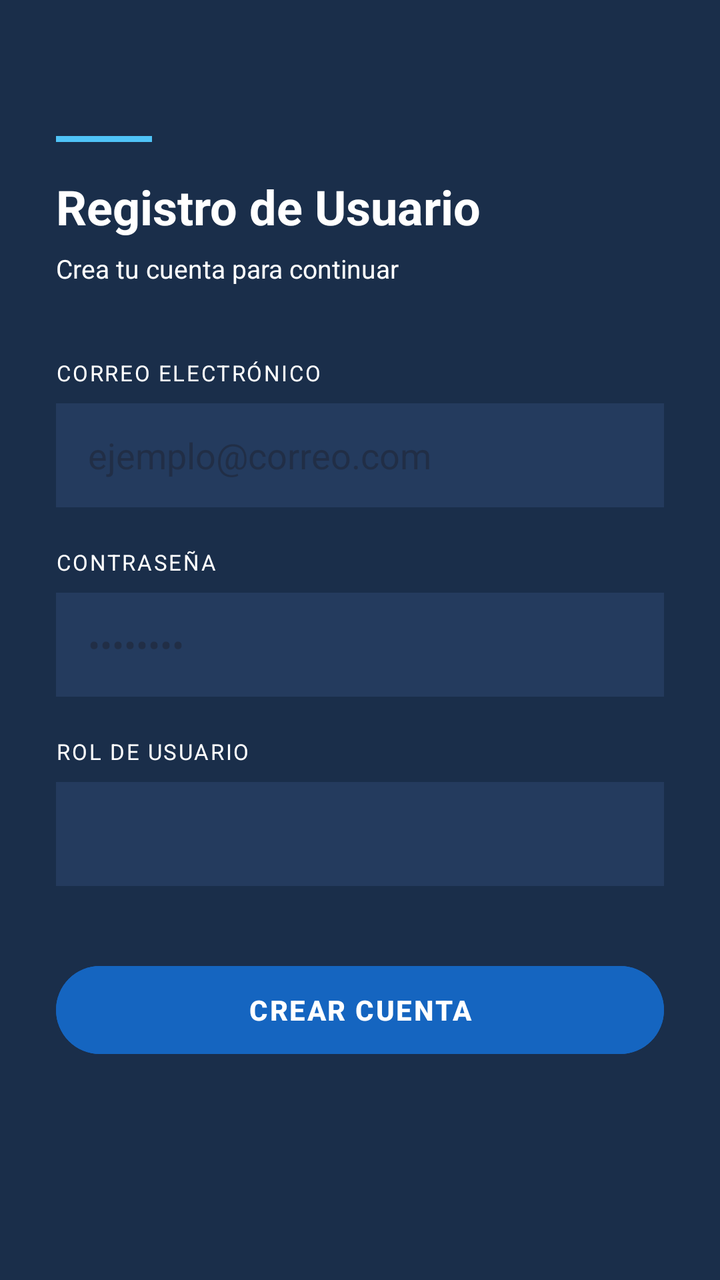
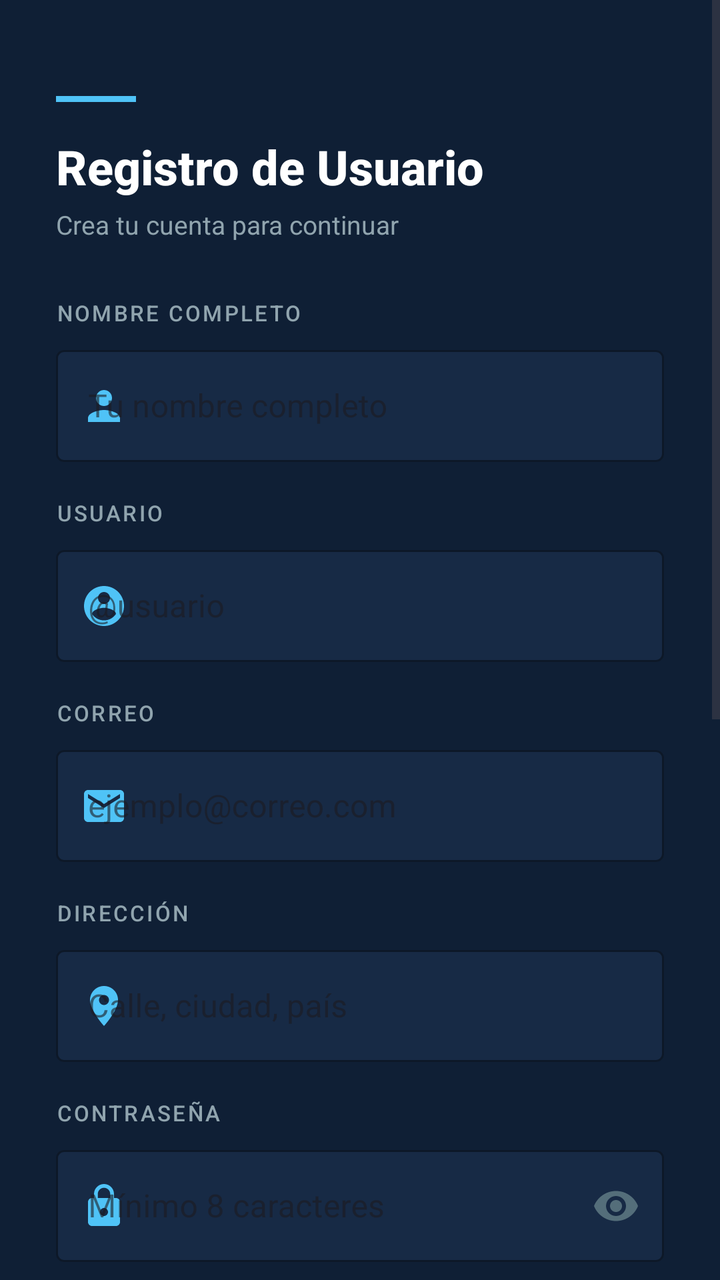

An Android layout rendered at two revisions. The XML below is the earlier revision; the diff shows what the commit changed to produce the second picture.
<!-- AndroidManifest.xml: application theme Theme.StationAdviser -->
<!-- res/layout/activity_register.xml -->
<?xml version="1.0" encoding="utf-8"?>
<ScrollView xmlns:android="http://schemas.android.com/apk/res/android"
    xmlns:tools="http://schemas.android.com/tools"
    android:layout_width="match_parent"
    android:layout_height="match_parent"
    android:background="#1A2E4A"
    tools:context=".Activities.RegisterActivity">

    <LinearLayout
        android:layout_width="match_parent"
        android:layout_height="wrap_content"
        android:orientation="vertical"
        android:padding="28dp">

        
        <View
            android:layout_width="48dp"
            android:layout_height="3dp"
            android:background="#4FC3F7"
            android:layout_marginTop="40dp"
            android:layout_marginBottom="16dp"/>

        <TextView
            android:layout_width="wrap_content"
            android:layout_height="wrap_content"
            android:text="Registro de Usuario"
            android:textSize="24sp"
            android:textStyle="bold"
            android:textColor="#FFFFFF"
            android:layout_marginBottom="6dp"/>

        <TextView
            android:layout_width="wrap_content"
            android:layout_height="wrap_content"
            android:text="Crea tu cuenta para continuar"
            android:textSize="13sp"
            android:textColor="#FFFFFF"
            android:layout_marginBottom="36dp"/>

        
        <TextView
            android:layout_width="wrap_content"
            android:layout_height="wrap_content"
            android:text="CORREO ELECTRÓNICO"
            android:textSize="11sp"
            android:textColor="#FFFFFF"
            android:letterSpacing="0.08"
            android:layout_marginBottom="8dp"/>

        <EditText
            android:id="@+id/editTextEmail"
            android:layout_width="match_parent"
            android:layout_height="52dp"
            android:hint="ejemplo@correo.com"
            android:textColor="#FFFFFF"
            android:inputType="textEmailAddress"
            android:paddingStart="16dp"
            android:paddingEnd="16dp"
            android:background="#243B5E"
            android:layout_marginBottom="20dp"/>

        
        <TextView
            android:layout_width="wrap_content"
            android:layout_height="wrap_content"
            android:text="CONTRASEÑA"
            android:textSize="11sp"
            android:textColor="#FFFFFF"
            android:letterSpacing="0.08"
            android:layout_marginBottom="8dp"/>

        <EditText
            android:id="@+id/editTextPassword"
            android:layout_width="match_parent"
            android:layout_height="52dp"
            android:hint="••••••••"
            android:textColor="#FFFFFF"
            android:inputType="textPassword"
            android:paddingStart="16dp"
            android:paddingEnd="16dp"
            android:background="#243B5E"
            android:layout_marginBottom="20dp"/>

        
        <TextView
            android:layout_width="wrap_content"
            android:layout_height="wrap_content"
            android:text="ROL DE USUARIO"
            android:textSize="11sp"
            android:textColor="#FFFFFF"
            android:letterSpacing="0.08"
            android:layout_marginBottom="8dp"/>

        <Spinner
            android:id="@+id/spinnerRole"
            android:layout_width="match_parent"
            android:layout_height="52dp"
            android:background="#243B5E"
            android:paddingStart="16dp"
            android:paddingEnd="16dp"
            android:layout_marginBottom="36dp"/>

        <Button
            android:id="@+id/buttonRegister"
            android:layout_width="match_parent"
            android:layout_height="52dp"
            android:text="CREAR CUENTA"
            android:textSize="14sp"
            android:textStyle="bold"
            android:textColor="#FFFFFF"
            android:letterSpacing="0.06"
            android:backgroundTint="#1565C0"/>

    </LinearLayout>
</ScrollView>
<!-- resources referenced by this layout -->
<resources>
  <style name="Theme.StationAdviser" parent="Base.Theme.StationAdviser" />
  <style name="Base.Theme.StationAdviser" parent="Theme.Material3.DayNight.NoActionBar">
          
          
      </style>
</resources>

<!-- the commit's change to res/layout/activity_register.xml (unified diff, before → after) -->
@@ -1,115 +1,381 @@
 <?xml version="1.0" encoding="utf-8"?>
 <ScrollView xmlns:android="http://schemas.android.com/apk/res/android"
+    xmlns:app="http://schemas.android.com/apk/res-auto"
     xmlns:tools="http://schemas.android.com/tools"
     android:layout_width="match_parent"
     android:layout_height="match_parent"
-    android:background="#1A2E4A"
+    android:background="#0F1F35"
     tools:context=".Activities.RegisterActivity">
 
     <LinearLayout
         android:layout_width="match_parent"
         android:layout_height="wrap_content"
         android:orientation="vertical"
-        android:padding="28dp">
+        android:paddingLeft="28dp"
+        android:paddingRight="28dp"
+        android:paddingTop="48dp"
+        android:paddingBottom="40dp">
 
         
         <View
-            android:layout_width="48dp"
+            android:layout_width="40dp"
             android:layout_height="3dp"
             android:background="#4FC3F7"
-            android:layout_marginTop="40dp"
             android:layout_marginBottom="16dp"/>
 
         <TextView
-            android:layout_width="wrap_content"
+            android:layout_width="match_parent"
             android:layout_height="wrap_content"
             android:text="Registro de Usuario"
             android:textSize="24sp"
             android:textStyle="bold"
             android:textColor="#FFFFFF"
-            android:layout_marginBottom="6dp"/>
-
-        <TextView
-            android:layout_width="wrap_content"
+            android:fontFamily="sans-serif-medium"/>
+
+        <TextView
+            android:layout_width="match_parent"
             android:layout_height="wrap_content"
             android:text="Crea tu cuenta para continuar"
             android:textSize="13sp"
+            android:textColor="#90A4AE"
+            android:layout_marginBottom="28dp"
+            android:layout_marginTop="4dp"/>
+
+        
+        <TextView
+            android:layout_width="wrap_content"
+            android:layout_height="wrap_content"
+            android:text="NOMBRE COMPLETO"
+            android:textSize="11sp"
+            android:letterSpacing="0.1"
+            android:textColor="#90A4AE"
+            android:layout_marginBottom="6dp"
+            android:fontFamily="sans-serif-medium"/>
+
+        <com.google.android.material.textfield.TextInputLayout
+            android:layout_width="match_parent"
+            android:layout_height="wrap_content"
+            android:hint="Tu nombre completo"
+            android:layout_marginBottom="18dp"
+            style="@style/Widget.MaterialComponents.TextInputLayout.OutlinedBox"
+            app:boxStrokeColor="#2A4A72"
+            app:boxBackgroundColor="#172A45"
+            app:hintTextColor="#4FC3F7"
+            app:startIconDrawable="@drawable/ic_person"
+            app:startIconTint="#4FC3F7">
+
+            <com.google.android.material.textfield.TextInputEditText
+                android:id="@+id/editTextNombre"
+                android:layout_width="match_parent"
+                android:layout_height="56dp"
+                android:textColor="#FFFFFF"
+                android:textColorHint="#546E7A"
+                android:inputType="textPersonName"
+                android:paddingLeft="16dp"
+                android:paddingRight="16dp"/>
+        </com.google.android.material.textfield.TextInputLayout>
+
+        
+        <TextView
+            android:layout_width="wrap_content"
+            android:layout_height="wrap_content"
+            android:text="USUARIO"
+            android:textSize="11sp"
+            android:letterSpacing="0.1"
+            android:textColor="#90A4AE"
+            android:layout_marginBottom="6dp"
+            android:fontFamily="sans-serif-medium"/>
+
+        <com.google.android.material.textfield.TextInputLayout
+            android:layout_width="match_parent"
+            android:layout_height="wrap_content"
+            android:hint="@usuario"
+            android:layout_marginBottom="18dp"
+            style="@style/Widget.MaterialComponents.TextInputLayout.OutlinedBox"
+            app:boxStrokeColor="#2A4A72"
+            app:boxBackgroundColor="#172A45"
+            app:hintTextColor="#4FC3F7"
+            app:startIconDrawable="@drawable/ic_account_circle"
+            app:startIconTint="#4FC3F7">
+
+            <com.google.android.material.textfield.TextInputEditText
+                android:id="@+id/editTextUsuario"
+                android:layout_width="match_parent"
+                android:layout_height="56dp"
+                android:textColor="#FFFFFF"
+                android:textColorHint="#546E7A"
+                android:inputType="text"
+                android:paddingLeft="16dp"
+                android:paddingRight="16dp"/>
+        </com.google.android.material.textfield.TextInputLayout>
+
+        
+        <TextView
+            android:layout_width="wrap_content"
+            android:layout_height="wrap_content"
+            android:text="CORREO"
+            android:textSize="11sp"
+            android:letterSpacing="0.1"
+            android:textColor="#90A4AE"
+            android:layout_marginBottom="6dp"
+            android:fontFamily="sans-serif-medium"/>
+
+        <com.google.android.material.textfield.TextInputLayout
+            android:layout_width="match_parent"
+            android:layout_height="wrap_content"
+            android:hint="ejemplo@correo.com"
+            android:layout_marginBottom="18dp"
+            style="@style/Widget.MaterialComponents.TextInputLayout.OutlinedBox"
+            app:boxStrokeColor="#2A4A72"
+            app:boxBackgroundColor="#172A45"
+            app:hintTextColor="#4FC3F7"
+            app:startIconDrawable="@drawable/ic_email"
+            app:startIconTint="#4FC3F7">
+
+            <com.google.android.material.textfield.TextInputEditText
+                android:id="@+id/editTextEmail"
+                android:layout_width="match_parent"
+                android:layout_height="56dp"
+                android:textColor="#FFFFFF"
+                android:textColorHint="#546E7A"
+                android:inputType="textEmailAddress"
+                android:paddingLeft="16dp"
+                android:paddingRight="16dp"/>
+        </com.google.android.material.textfield.TextInputLayout>
+
+        
+        <TextView
+            android:layout_width="wrap_content"
+            android:layout_height="wrap_content"
+            android:text="DIRECCIÓN"
+            android:textSize="11sp"
+            android:letterSpacing="0.1"
+            android:textColor="#90A4AE"
+            android:layout_marginBottom="6dp"
+            android:fontFamily="sans-serif-medium"/>
+
+        <com.google.android.material.textfield.TextInputLayout
+            android:layout_width="match_parent"
+            android:layout_height="wrap_content"
+            android:hint="Calle, ciudad, país"
+            android:layout_marginBottom="18dp"
+            style="@style/Widget.MaterialComponents.TextInputLayout.OutlinedBox"
+            app:boxStrokeColor="#2A4A72"
+            app:boxBackgroundColor="#172A45"
+            app:hintTextColor="#4FC3F7"
+            app:startIconDrawable="@drawable/ic_location_on"
+            app:startIconTint="#4FC3F7">
+
+            <com.google.android.material.textfield.TextInputEditText
+                android:id="@+id/editTextDireccion"
+                android:layout_width="match_parent"
+                android:layout_height="56dp"
+                android:textColor="#FFFFFF"
+                android:textColorHint="#546E7A"
+                android:inputType="textPostalAddress"
+                android:paddingLeft="16dp"
+                android:paddingRight="16dp"/>
+        </com.google.android.material.textfield.TextInputLayout>
+
+        
+        <TextView
+            android:layout_width="wrap_content"
+            android:layout_height="wrap_content"
+            android:text="CONTRASEÑA"
+            android:textSize="11sp"
+            android:letterSpacing="0.1"
+            android:textColor="#90A4AE"
+            android:layout_marginBottom="6dp"
+            android:fontFamily="sans-serif-medium"/>
+
+        <com.google.android.material.textfield.TextInputLayout
+            android:layout_width="match_parent"
+            android:layout_height="wrap_content"
+            android:hint="Mínimo 8 caracteres"
+            android:layout_marginBottom="18dp"
+            style="@style/Widget.MaterialComponents.TextInputLayout.OutlinedBox"
+            app:boxStrokeColor="#2A4A72"
+            app:boxBackgroundColor="#172A45"
+            app:hintTextColor="#4FC3F7"
+            app:startIconDrawable="@drawable/ic_lock"
+            app:startIconTint="#4FC3F7"
+            app:endIconMode="password_toggle"
+            app:endIconTint="#546E7A">
+
+            <com.google.android.material.textfield.TextInputEditText
+                android:id="@+id/editTextPassword"
+                android:layout_width="match_parent"
+                android:layout_height="56dp"
+                android:textColor="#FFFFFF"
+                android:textColorHint="#546E7A"
+                android:inputType="textPassword"
+                android:paddingLeft="16dp"
+                android:paddingRight="16dp"/>
+        </com.google.android.material.textfield.TextInputLayout>
+
+        
+        <TextView
+            android:layout_width="wrap_content"
+            android:layout_height="wrap_content"
+            android:text="CONFIRMAR CONTRASEÑA"
+            android:textSize="11sp"
+            android:letterSpacing="0.1"
+            android:textColor="#90A4AE"
+            android:layout_marginBottom="6dp"
+            android:fontFamily="sans-serif-medium"/>
+
+        <com.google.android.material.textfield.TextInputLayout
+            android:layout_width="match_parent"
+            android:layout_height="wrap_content"
+            android:hint="Repite tu contraseña"
+            android:layout_marginBottom="18dp"
+            style="@style/Widget.MaterialComponents.TextInputLayout.OutlinedBox"
+            app:boxStrokeColor="#2A4A72"
+            app:boxBackgroundColor="#172A45"
+            app:hintTextColor="#4FC3F7"
+            app:startIconDrawable="@drawable/ic_lock"
+            app:startIconTint="#4FC3F7"
+            app:endIconMode="password_toggle"
+            app:endIconTint="#546E7A">
+
+            <com.google.android.material.textfield.TextInputEditText
+                android:id="@+id/editTextConfirmPassword"
+                android:layout_width="match_parent"
+                android:layout_height="56dp"
+                android:textColor="#FFFFFF"
+                android:textColorHint="#546E7A"
+                android:inputType="textPassword"
+                android:paddingLeft="16dp"
+                android:paddingRight="16dp"/>
+        </com.google.android.material.textfield.TextInputLayout>
+
+        
+        <TextView
+            android:layout_width="wrap_content"
+            android:layout_height="wrap_content"
+            android:text="ROL DE USUARIO"
+            android:textSize="11sp"
+            android:letterSpacing="0.1"
+            android:textColor="#90A4AE"
+            android:layout_marginBottom="6dp"
+            android:fontFamily="sans-serif-medium"/>
+
+        <com.google.android.material.textfield.TextInputLayout
+            android:layout_width="match_parent"
+            android:layout_height="wrap_content"
+            android:hint="Selecciona un rol"
+            android:layout_marginBottom="18dp"
+            style="@style/Widget.MaterialComponents.TextInputLayout.OutlinedBox.ExposedDropdownMenu"
+            app:boxStrokeColor="#2A4A72"
+            app:boxBackgroundColor="#172A45"
+            app:hintTextColor="#4FC3F7"
+            app:startIconDrawable="@drawable/ic_badge"
+            app:startIconTint="#4FC3F7">
+
+            <AutoCompleteTextView
+                android:id="@+id/spinnerRole"
+                android:layout_width="match_parent"
+                android:layout_height="56dp"
+                android:textColor="#FFFFFF"
+                android:textColorHint="#546E7A"
+                android:paddingLeft="16dp"
+                android:paddingRight="16dp"
+                android:inputType="none"/>
+        </com.google.android.material.textfield.TextInputLayout>
+
+        
+        <TextView
+            android:layout_width="wrap_content"
+            android:layout_height="wrap_content"
+            android:text="FECHA DE NACIMIENTO"
+            android:textSize="11sp"
+            android:letterSpacing="0.1"
+            android:textColor="#90A4AE"
+            android:layout_marginBottom="6dp"
+            android:fontFamily="sans-serif-medium"/>
+
+        <com.google.android.material.button.MaterialButton
+            android:id="@+id/buttonFecha"
+            android:layout_width="match_parent"
+            android:layout_height="56dp"
+            android:text="Seleccionar fecha de nacimiento"
+            android:textColor="#90A4AE"
+            android:textSize="14sp"
+            android:gravity="start|center_vertical"
+            android:paddingLeft="16dp"
+            android:paddingRight="16dp"
+            android:layout_marginBottom="18dp"
+            app:backgroundTint="#172A45"
+            app:cornerRadius="4dp"
+            app:strokeColor="#2A4A72"
+            app:strokeWidth="1dp"
+            app:icon="@drawable/ic_calendar_today"
+            app:iconTint="#4FC3F7"
+            app:iconGravity="start"
+            app:iconPadding="12dp"/>
+
+        
+        <TextView
+            android:layout_width="wrap_content"
+            android:layout_height="wrap_content"
+            android:text="GÉNERO"
+            android:textSize="11sp"
+            android:letterSpacing="0.1"
+            android:textColor="#90A4AE"
+            android:layout_marginBottom="10dp"
+            android:fontFamily="sans-serif-medium"/>
+
+        <RadioGroup
+            android:id="@+id/radioGroupGenero"
+            android:layout_width="match_parent"
+            android:layout_height="wrap_content"
+            android:orientation="horizontal"
+            android:layout_marginBottom="28dp">
+
+            <com.google.android.material.radiobutton.MaterialRadioButton
+                android:id="@+id/radioMasculino"
+                android:layout_width="0dp"
+                android:layout_height="wrap_content"
+                android:layout_weight="1"
+                android:text="Masculino"
+                android:textColor="#FFFFFF"
+                android:textSize="13sp"
+                app:buttonTint="#4FC3F7"/>
+
+            <com.google.android.material.radiobutton.MaterialRadioButton
+                android:id="@+id/radioFemenino"
+                android:layout_width="0dp"
+                android:layout_height="wrap_content"
+                android:layout_weight="1"
+                android:text="Femenino"
+                android:textColor="#FFFFFF"
+                android:textSize="13sp"
+                app:buttonTint="#4FC3F7"/>
+
+            <com.google.android.material.radiobutton.MaterialRadioButton
+                android:id="@+id/radioBinario"
+                android:layout_width="0dp"
+                android:layout_height="wrap_content"
+                android:layout_weight="1"
+                android:text="Binario"
+                android:textColor="#FFFFFF"
+                android:textSize="13sp"
+                app:buttonTint="#4FC3F7"/>
+        </RadioGroup>
+
+        
+        <com.google.android.material.button.MaterialButton
+            android:id="@+id/buttonRegister"
+            android:layout_width="match_parent"
+            android:layout_height="54dp"
+            android:text="CREAR CUENTA"
             android:textColor="#FFFFFF"
-            android:layout_marginBottom="36dp"/>
-
-        
-        <TextView
-            android:layout_width="wrap_content"
-            android:layout_height="wrap_content"
-            android:text="CORREO ELECTRÓNICO"
-            android:textSize="11sp"
-            android:textColor="#FFFFFF"
+            android:textSize="15sp"
             android:letterSpacing="0.08"
-            android:layout_marginBottom="8dp"/>
-
-        <EditText
-            android:id="@+id/editTextEmail"
-            android:layout_width="match_parent"
-            android:layout_height="52dp"
-            android:hint="ejemplo@correo.com"
-            android:textColor="#FFFFFF"
-            android:inputType="textEmailAddress"
-            android:paddingStart="16dp"
-            android:paddingEnd="16dp"
-            android:background="#243B5E"
-            android:layout_marginBottom="20dp"/>
-
-        
-        <TextView
-            android:layout_width="wrap_content"
-            android:layout_height="wrap_content"
-            android:text="CONTRASEÑA"
-            android:textSize="11sp"
-            android:textColor="#FFFFFF"
-            android:letterSpacing="0.08"
-            android:layout_marginBottom="8dp"/>
-
-        <EditText
-            android:id="@+id/editTextPassword"
-            android:layout_width="match_parent"
-            android:layout_height="52dp"
-            android:hint="••••••••"
-            android:textColor="#FFFFFF"
-            android:inputType="textPassword"
-            android:paddingStart="16dp"
-            android:paddingEnd="16dp"
-            android:background="#243B5E"
-            android:layout_marginBottom="20dp"/>
-
-        
-        <TextView
-            android:layout_width="wrap_content"
-            android:layout_height="wrap_content"
-            android:text="ROL DE USUARIO"
-            android:textSize="11sp"
-            android:textColor="#FFFFFF"
-            android:letterSpacing="0.08"
-            android:layout_marginBottom="8dp"/>
-
-        <Spinner
-            android:id="@+id/spinnerRole"
-            android:layout_width="match_parent"
-            android:layout_height="52dp"
-            android:background="#243B5E"
-            android:paddingStart="16dp"
-            android:paddingEnd="16dp"
-            android:layout_marginBottom="36dp"/>
-
-        <Button
-            android:id="@+id/buttonRegister"
-            android:layout_width="match_parent"
-            android:layout_height="52dp"
-            android:text="CREAR CUENTA"
-            android:textSize="14sp"
-            android:textStyle="bold"
-            android:textColor="#FFFFFF"
-            android:letterSpacing="0.06"
-            android:backgroundTint="#1565C0"/>
+            android:fontFamily="sans-serif-medium"
+            app:backgroundTint="#1565C0"
+            app:cornerRadius="12dp"
+            app:elevation="4dp"/>
 
     </LinearLayout>
 </ScrollView>
<!-- resource entries referenced after the edit -->
@@ -1,5 +1,75 @@
 <!-- resources referenced by this layout -->
 <resources>
+  <!-- drawable ic_account_circle (drawable) -->
+  <vector xmlns:android="http://schemas.android.com/apk/res/android"
+      android:width="24dp"
+      android:height="24dp"
+      android:viewportWidth="24"
+      android:viewportHeight="24">
+      <path
+          android:fillColor="#FFFFFF"
+          android:pathData="M12,2C6.48,2 2,6.48 2,12s4.48,10 10,10 10,-4.48 10,-10S17.52,2 12,2zM12,5c1.66,0 3,1.34 3,3s-1.34,3 -3,3-3,-1.34 -3,-3 1.34,-3 3,-3zM12,19.2c-2.5,0 -4.71,-1.28 -6,-3.22 0.03,-1.99 4,-3.08 6,-3.08 1.99,0 5.97,1.09 6,3.08-1.29,1.94 -3.5,3.22 -6,3.22z"/>
+  </vector>
+  <!-- drawable ic_badge (drawable) -->
+  <vector xmlns:android="http://schemas.android.com/apk/res/android"
+      android:width="24dp"
+      android:height="24dp"
+      android:viewportWidth="24"
+      android:viewportHeight="24">
+      <path
+          android:fillColor="#FFFFFF"
+          android:pathData="M20,4H16.83C16.42,2.84 15.31,2 14,2h-4C8.69,2 7.58,2.84 7.17,4H4C2.9,4 2,4.9 2,6v14c0,1.1 0.9,2 2,2h16c1.1,0 2,-0.9 2,-2V6C22,4.9 21.1,4 20,4zM12,4c0.55,0 1,0.45 1,1s-0.45,1 -1,1-1,-0.45 -1,-1 0.45,-1 1,-1zM12,10c1.66,0 3,1.34 3,3s-1.34,3 -3,3-3,-1.34 -3,-3 1.34,-3 3,-3zM18,20H6v-1.2c0,-2 4,-3.1 6,-3.1s6,1.1 6,3.1V20z"/>
+  </vector>
+  <!-- drawable ic_calendar_today (drawable) -->
+  <vector xmlns:android="http://schemas.android.com/apk/res/android"
+      android:width="24dp"
+      android:height="24dp"
+      android:viewportWidth="24"
+      android:viewportHeight="24">
+      <path
+          android:fillColor="#FFFFFF"
+          android:pathData="M20,3h-1V1h-2v2H7V1H5v2H4C2.9,3 2,3.9 2,5v16c0,1.1 0.9,2 2,2h16c1.1,0 2,-0.9 2,-2V5C22,3.9 21.1,3 20,3zM20,21H4V8h16V21zM9,10H7v2h2v-2zM13,10h-2v2h2v-2zM17,10h-2v2h2v-2zM9,14H7v2h2v-2zM13,14h-2v2h2v-2zM17,14h-2v2h2v-2z"/>
+  </vector>
+  <!-- drawable ic_email (drawable) -->
+  <vector xmlns:android="http://schemas.android.com/apk/res/android"
+      android:width="24dp"
+      android:height="24dp"
+      android:viewportWidth="24"
+      android:viewportHeight="24">
+      <path
+          android:fillColor="#FFFFFF"
+          android:pathData="M20,4H4C2.9,4 2,4.9 2,6v12c0,1.1 0.9,2 2,2h16c1.1,0 2,-0.9 2,-2V6C22,4.9 21.1,4 20,4zM20,8l-8,5L4,8V6l8,5 8,-5V8z"/>
+  </vector>
+  <!-- drawable ic_location_on (drawable) -->
+  <vector xmlns:android="http://schemas.android.com/apk/res/android"
+      android:width="24dp"
+      android:height="24dp"
+      android:viewportWidth="24"
+      android:viewportHeight="24">
+      <path
+          android:fillColor="#FFFFFF"
+          android:pathData="M12,2C8.13,2 5,5.13 5,9c0,5.25 7,13 7,13s7,-7.75 7,-13C19,5.13 15.87,2 12,2zM12,11.5c-1.38,0 -2.5,-1.12 -2.5,-2.5s1.12,-2.5 2.5,-2.5 2.5,1.12 2.5,2.5-1.12,2.5 -2.5,2.5z"/>
+  </vector>
+  <!-- drawable ic_lock (drawable) -->
+  <vector xmlns:android="http://schemas.android.com/apk/res/android"
+      android:width="24dp"
+      android:height="24dp"
+      android:viewportWidth="24"
+      android:viewportHeight="24">
+      <path
+          android:fillColor="#FFFFFF"
+          android:pathData="M18,8h-1V6c0,-2.76 -2.24,-5 -5,-5S7,3.24 7,6v2H6c-1.1,0 -2,0.9 -2,2v10c0,1.1 0.9,2 2,2h12c1.1,0 2,-0.9 2,-2V10C20,8.9 19.1,8 18,8zM12,17c-1.1,0 -2,-0.9 -2,-2s0.9,-2 2,-2 2,0.9 2,2S13.1,17 12,17zM15.1,8H8.9V6c0,-1.71 1.39,-3.1 3.1,-3.1 1.71,0 3.1,1.39 3.1,3.1V8z"/>
+  </vector>
+  <!-- drawable ic_person (drawable) -->
+  <vector xmlns:android="http://schemas.android.com/apk/res/android"
+      android:width="24dp"
+      android:height="24dp"
+      android:viewportWidth="24"
+      android:viewportHeight="24">
+      <path
+          android:fillColor="#FFFFFF"
+          android:pathData="M12,12c2.21,0 4,-1.79 4,-4s-1.79,-4 -4,-4-4,1.79 -4,4 1.79,4 4,4zM12,14c-2.67,0 -8,1.34 -8,4v2h16v-2c0,-2.66 -5.33,-4 -8,-4z"/>
+  </vector>
   <style name="Theme.StationAdviser" parent="Base.Theme.StationAdviser" />
   <style name="Base.Theme.StationAdviser" parent="Theme.Material3.DayNight.NoActionBar">
           
